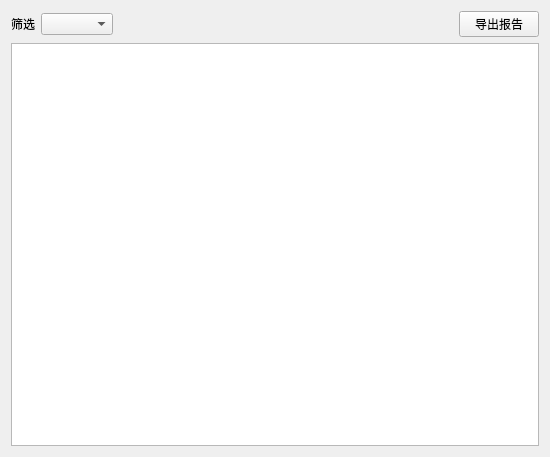
vince7839/SpecTool, file widget/sdkwidget.ui: the form before one commit.
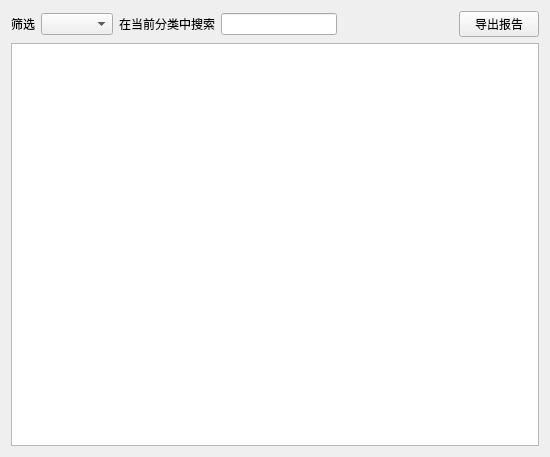
The form after the commit.

The edit to the form file:
```diff
--- a/widget/sdkwidget.ui
+++ b/widget/sdkwidget.ui
@@ -26,6 +26,16 @@
      <item>
       <widget class="QComboBox" name="cbox_filter"/>
      </item>
+     <item>
+      <widget class="QLabel" name="label_2">
+       <property name="text">
+        <string>在当前分类中搜索</string>
+       </property>
+      </widget>
+     </item>
+     <item>
+      <widget class="QLineEdit" name="lineEdit_search"/>
+     </item>
      <item>
       <spacer name="horizontalSpacer">
        <property name="orientation">
```
